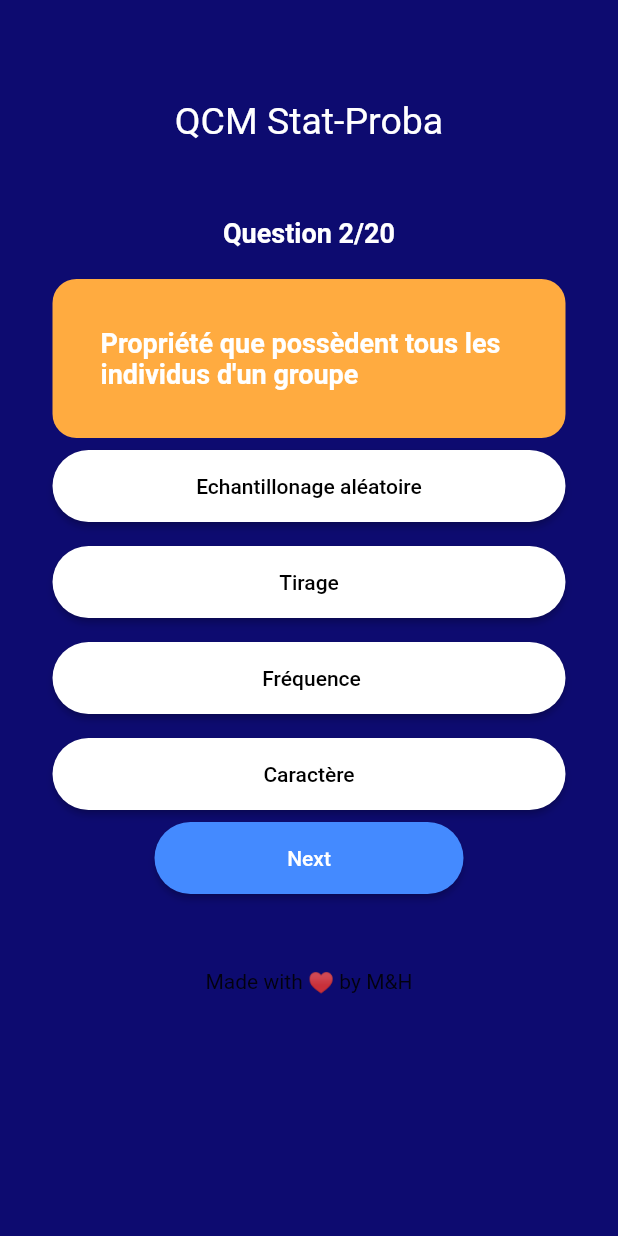
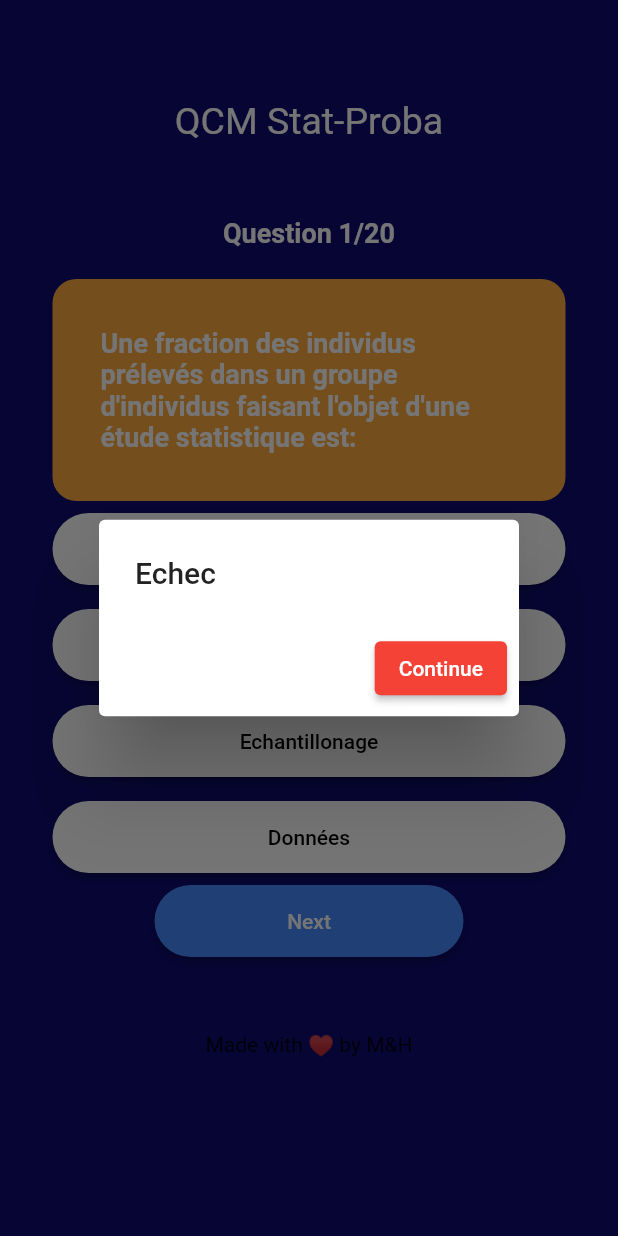
Before and after one commit to Bibou007/QCM-Reseau1, a Flutter app: the screen it shows after launch, after a tap on "Next", on a phone screen of 412 x 824 dp. Run offline on Flutter 3.47's test engine with Material 2 defaults, Android fonts, the phone set to English and light mode, and no system bars; missing offline and left inert: dart:html.

Commit message:
NOUVELLE VERSION DU QUIZ AVEC DES ALERTES

```diff
--- a/lib/question_model.dart
+++ b/lib/question_model.dart
@@ -71,11 +71,11 @@ List<Question> getQuestions(){
       ])
     );
     list.add(
-      Question("Une machine produit des objet dont 3% sont de mauvaise qualité. Un client reçoit un lot de 400 objets. La probabilité d'avoir plus de 5% d'objets défectueux dans ce lot est:",
+      Question("Lors du lancer d’une pièce, la probabilité d’obtenir pile est différente de celle d’obtenir face",
       [
-        Answers("0.6", false),
-        Answers("0.009", false),
-        Answers("0.015", true),
+        Answers("Faux", true),
+        Answers("Vrai", false),
+        // Answers("", true),
         // Answers("", false),
       ])
     );
@@ -83,7 +83,7 @@ List<Question> getQuestions(){
       Question("On lance cinq fois de suite une pièce de monnaie parfaitement équilibré. La probabilité d'avoir exactement trois fois la face pile est:",
       [
         Answers("1", false),
-        Answers("(1/2)^5", false),
+        Answers("(1/2)^5", true),
         Answers("(5/16)", true),
         // Answers("", false),
       ])
--- a/lib/quiz_screen.dart
+++ b/lib/quiz_screen.dart
@@ -1,4 +1,6 @@
 // ignore_for_file: prefer_const_constructors, unused_import, avoid_web_libraries_in_flutter
+
+import 'dart:html';
 
 import 'package:flutter/material.dart';
 import 'package:quiz_app1/question_model.dart';
@@ -11,10 +13,11 @@ class QuizScreen extends StatefulWidget {
 }
 
 class _QuizScreenState extends State<QuizScreen> {
-  List<Question>questionList=getQuestions();
-    int currentQuestionIndex=0;
-    int score=0;
+  List<Question> questionList = getQuestions();
+  int currentQuestionIndex = 0;
+  int score = 0;
   Answers? selectedAnswer;
+  bool isGood = false;
   @override
   Widget build(BuildContext context) {
     // define the datas
@@ -27,16 +30,22 @@ class _QuizScreenState extends State<QuizScreen> {
           child: Column(
             mainAxisAlignment: MainAxisAlignment.spaceEvenly,
             children: [
-              SizedBox(height: 50.0,),
+              SizedBox(
+                height: 50.0,
+              ),
               Text(
                 "QCM Stat-Proba",
                 style: TextStyle(color: Colors.white, fontSize: 25),
               ),
-              SizedBox(height: 50.0,),
+              SizedBox(
+                height: 50.0,
+              ),
               _questionWidget(),
               _answerList(),
               _nextButton(),
-               SizedBox(height: 50.0,),
+              SizedBox(
+                height: 50.0,
+              ),
               Text('Made with ♥ by M&H'),
               //  Text('Good luck', style: TextStyle(color: Colors.white,)),
             ],
@@ -52,7 +61,8 @@ class _QuizScreenState extends State<QuizScreen> {
       mainAxisAlignment: MainAxisAlignment.center,
       children: [
         Center(
-          child: Text("Question ${currentQuestionIndex + 1}/${questionList.length.toString()}",
+          child: Text(
+              "Question ${currentQuestionIndex + 1}/${questionList.length.toString()}",
               textAlign: TextAlign.center,
               style: TextStyle(
                   color: Colors.white,
@@ -64,11 +74,9 @@ class _QuizScreenState extends State<QuizScreen> {
             alignment: Alignment.center,
             padding: EdgeInsets.all(32),
             decoration: BoxDecoration(
-            color:Colors.orangeAccent,
-            borderRadius: BorderRadius.circular(16)
-          ),
+                color: Colors.orangeAccent,
+                borderRadius: BorderRadius.circular(16)),
             width: double.infinity,
-
             child: Text(
               questionList[currentQuestionIndex].questionText,
               style: TextStyle(
@@ -80,94 +88,125 @@ class _QuizScreenState extends State<QuizScreen> {
       ],
     );
   }
-  _answerList(){
+
+  _answerList() {
     return Column(
-      children:
-        questionList[currentQuestionIndex]
+      children: questionList[currentQuestionIndex]
           .answerList
           .map(
-          (e)=> _answerButton(e),
+            (e) => _answerButton(e),
           )
           .toList(),
     );
   }
-  Widget _answerButton(Answers answer){
-    bool isSelected=answer==selectedAnswer;
+
+  Widget _answerButton(Answers answer) {
+    bool isSelected = answer == selectedAnswer;
     return Container(
       width: double.infinity,
       height: 48,
       margin: const EdgeInsets.symmetric(vertical: 8),
-      child: ElevatedButton(child: Text(answer.answerText),
+      child: ElevatedButton(
+          child: Text(answer.answerText),
           style: ElevatedButton.styleFrom(
-        shape:  StadiumBorder(),
-        primary:isSelected? Colors.orangeAccent:Colors.white,
-        onPrimary:isSelected? Colors.white:Colors.black,
+            shape: StadiumBorder(),
+            primary: isSelected ? Colors.orangeAccent : Colors.white,
+            onPrimary: isSelected ? Colors.white : Colors.black,
           ),
-
-      onPressed:(){
-        if( selectedAnswer==null){
-          if(answer.isCorrect){
+          onPressed: () {
+            if (selectedAnswer == null) {
+              if (answer.isCorrect) {
                 score++;
+                isGood = true;
+              print(score);
+              }else{
+                // isGood = false;
+                print(score);
               }
             }
             setState(() {
-          selectedAnswer=answer;
+              selectedAnswer = answer;
             });
-      } ),
-
+          }),
     );
   }
-  _nextButton(){
-    bool isLastQuestion=false;
-    if(currentQuestionIndex==questionList.length-1){
-      isLastQuestion=true;
+
+  _nextButton() {
+    bool isLastQuestion = false;
+    if (currentQuestionIndex == questionList.length - 1) {
+      isLastQuestion = true;
     }
     return SizedBox(
-      width: MediaQuery.of(context).size.width*0.5,
+      width: MediaQuery.of(context).size.width * 0.5,
       height: 48,
-      child: ElevatedButton( child: Text("Next"),
+      child: ElevatedButton(
+          child: Text("Next"),
           style: ElevatedButton.styleFrom(
             shape: StadiumBorder(),
             primary: Colors.blueAccent,
             onPrimary: Colors.white,
           ),
-      onPressed: (){
-        if(isLastQuestion){
-
-          showDialog(context: context, builder: (_)=>
-            _showScoreDialog()
-          );
-        }else{
+          onPressed: () {
+            if (isLastQuestion) {
+              showDialog(context: context,
+              barrierDismissible: false,
+              builder: (_) => _showScoreDialog());
+            } else {
+              showDialog(context: context,
+              barrierDismissible: false,
+               builder: (_) => _showHelpDialog());
               setState(() {
-            selectedAnswer=null;
-            currentQuestionIndex++;
+                // isGood=false;
+                // selectedAnswer = null;
+                // currentQuestionIndex++;
               });
             }
           }),
     );
   }
-  _showScoreDialog(){
-    bool isPassed=false;
-    if(score>=questionList.length*0.6){
-      isPassed=true;
+
+  _showScoreDialog() {
+    bool isPassed = false;
+    if (score >= questionList.length * 0.6) {
+      isPassed = true;
     }
-    String title=isPassed?"Bravoo!! ":"Essaie encore! ";
+    String title = isPassed ? "Bravoo!! " : "Essaie encore! ";
     return AlertDialog(
       title: Text(
-        title+"|Score is $score",
-      style: TextStyle(color:isPassed?Colors.green:Colors.redAccent),
+        title + "|Score is $score",
+        style: TextStyle(color: isPassed ? Colors.green : Colors.redAccent),
       ),
-      content: ElevatedButton(child: const Text("Recommencer"),
-
-      onPressed: (){
+      content: ElevatedButton(
+        child: const Text("Recommencer"),
+        onPressed: () {
           Navigator.pop(context);
-        setState((){
-          currentQuestionIndex=0;
-          score=0;
-          selectedAnswer=null;
+          setState(() {
+            currentQuestionIndex = 0;
+            score = 0;
+            selectedAnswer = null;
           });
-      },),
+        },
+      ),
     );
   }
 
+  _showHelpDialog() {
+    String title = isGood ? "Bravo" : "Echec";
+    return AlertDialog(
+      title: Text(title),
+      clipBehavior: Clip.antiAlias,
+      actions: [
+        ElevatedButton(
+            onPressed: (() {
+              Navigator.pop(context);
+              setState(() {
+                selectedAnswer = null;
+                currentQuestionIndex++;
+                isGood = false;
+              });
+            }),
+            child: Text('Continue'))
+      ],
+    );
   }
+}
```
Also changed, not shown: 1 other file. Lines whose indentation alone changed are shown as unchanged.
